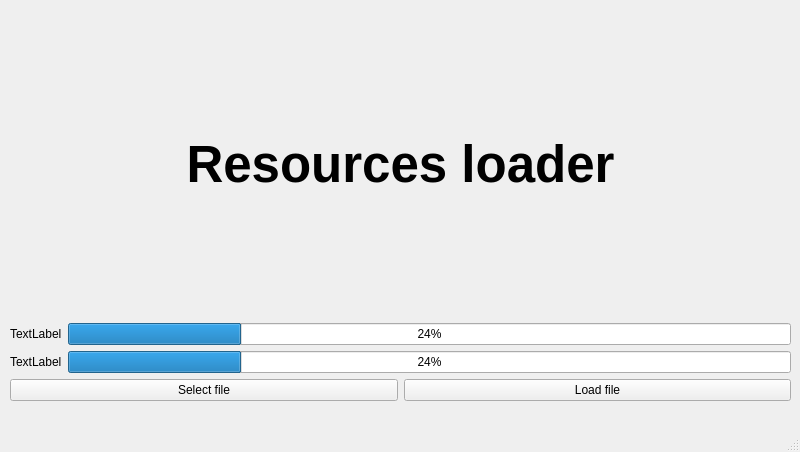
bonex27/LoadingProgress, file Observer/MainWindow/mainwindow.ui: the form before one commit.
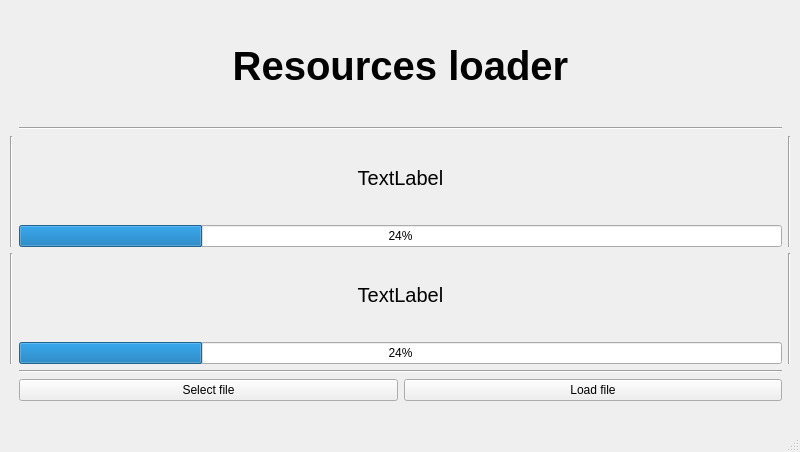
The form after the commit.

Commit message: Added control if file list is empty Modified ui

Patch:
```diff
--- a/Observer/MainWindow/mainwindow.ui
+++ b/Observer/MainWindow/mainwindow.ui
@@ -24,55 +24,31 @@
      </rect>
     </property>
     <layout class="QGridLayout" name="gridLayout">
-     <item row="3" column="0">
-      <layout class="QVBoxLayout" name="verticalLayout">
-       <item>
-        <layout class="QHBoxLayout" name="horizontalLayout_2">
-         <item>
-          <widget class="QPushButton" name="btnSelect">
-           <property name="text">
-            <string>Select file</string>
-           </property>
-          </widget>
-         </item>
-         <item>
-          <widget class="QPushButton" name="btnLoad">
-           <property name="text">
-            <string>Load file</string>
-           </property>
-          </widget>
-         </item>
-        </layout>
-       </item>
-      </layout>
+     <item row="5" column="1">
+      <widget class="Line" name="line">
+       <property name="orientation">
+        <enum>Qt::Horizontal</enum>
+       </property>
+      </widget>
      </item>
-     <item row="2" column="0">
-      <layout class="QHBoxLayout" name="horizontalLayout_3">
-       <item>
-        <widget class="QLabel" name="lblTotal">
-         <property name="text">
-          <string>TextLabel</string>
-         </property>
-        </widget>
-       </item>
-       <item>
-        <widget class="QProgressBar" name="pbTotal">
-         <property name="value">
-          <number>24</number>
-         </property>
-        </widget>
-       </item>
-      </layout>
+     <item row="2" column="1">
+      <widget class="Line" name="line_2">
+       <property name="orientation">
+        <enum>Qt::Horizontal</enum>
+       </property>
+      </widget>
      </item>
-     <item row="0" column="0">
+     <item row="1" column="1">
       <widget class="QLabel" name="lblTitle">
        <property name="font">
         <font>
-         <pointsize>38</pointsize>
-         <weight>75</weight>
+         <pointsize>30</pointsize>
          <bold>true</bold>
         </font>
        </property>
+       <property name="frameShadow">
+        <enum>QFrame::Plain</enum>
+       </property>
        <property name="text">
         <string>Resources loader</string>
        </property>
@@ -81,13 +57,86 @@
        </property>
       </widget>
      </item>
-     <item row="1" column="0">
-      <layout class="QHBoxLayout" name="horizontalLayout_4">
+     <item row="4" column="1">
+      <layout class="QVBoxLayout" name="verticalLayout_2">
+       <item>
+        <widget class="QLabel" name="lblTotal">
+         <property name="font">
+          <font>
+           <pointsize>15</pointsize>
+           <underline>false</underline>
+           <strikeout>false</strikeout>
+           <kerning>true</kerning>
+          </font>
+         </property>
+         <property name="text">
+          <string>TextLabel</string>
+         </property>
+         <property name="alignment">
+          <set>Qt::AlignCenter</set>
+         </property>
+        </widget>
+       </item>
+       <item>
+        <widget class="QProgressBar" name="pbTotal">
+         <property name="value">
+          <number>24</number>
+         </property>
+         <property name="alignment">
+          <set>Qt::AlignCenter</set>
+         </property>
+        </widget>
+       </item>
+      </layout>
+     </item>
+     <item row="4" column="0">
+      <widget class="Line" name="line_3">
+       <property name="orientation">
+        <enum>Qt::Vertical</enum>
+       </property>
+      </widget>
+     </item>
+     <item row="6" column="1">
+      <layout class="QVBoxLayout" name="verticalLayout">
+       <item>
+        <layout class="QHBoxLayout" name="horizontalLayout_2">
+         <item>
+          <widget class="QPushButton" name="btnSelect">
+           <property name="text">
+            <string>Select file</string>
+           </property>
+          </widget>
+         </item>
+         <item>
+          <widget class="QPushButton" name="btnLoad">
+           <property name="text">
+            <string>Load file</string>
+           </property>
+          </widget>
+         </item>
+        </layout>
+       </item>
+      </layout>
+     </item>
+     <item row="3" column="1">
+      <layout class="QVBoxLayout" name="verticalLayout_3">
        <item>
         <widget class="QLabel" name="lblActual">
+         <property name="font">
+          <font>
+           <pointsize>15</pointsize>
+           <bold>false</bold>
+           <underline>false</underline>
+           <strikeout>false</strikeout>
+           <kerning>true</kerning>
+          </font>
+         </property>
          <property name="text">
           <string>TextLabel</string>
          </property>
+         <property name="alignment">
+          <set>Qt::AlignCenter</set>
+         </property>
         </widget>
        </item>
        <item>
@@ -95,10 +144,34 @@
          <property name="value">
           <number>24</number>
          </property>
+         <property name="alignment">
+          <set>Qt::AlignCenter</set>
+         </property>
         </widget>
        </item>
       </layout>
      </item>
+     <item row="4" column="2">
+      <widget class="Line" name="line_4">
+       <property name="orientation">
+        <enum>Qt::Vertical</enum>
+       </property>
+      </widget>
+     </item>
+     <item row="3" column="0">
+      <widget class="Line" name="line_5">
+       <property name="orientation">
+        <enum>Qt::Vertical</enum>
+       </property>
+      </widget>
+     </item>
+     <item row="3" column="2">
+      <widget class="Line" name="line_6">
+       <property name="orientation">
+        <enum>Qt::Vertical</enum>
+       </property>
+      </widget>
+     </item>
     </layout>
    </widget>
   </widget>
```
Left out of the diff: 2 changed lines with no effect on the pictures. The commit also changes 1 other file.
